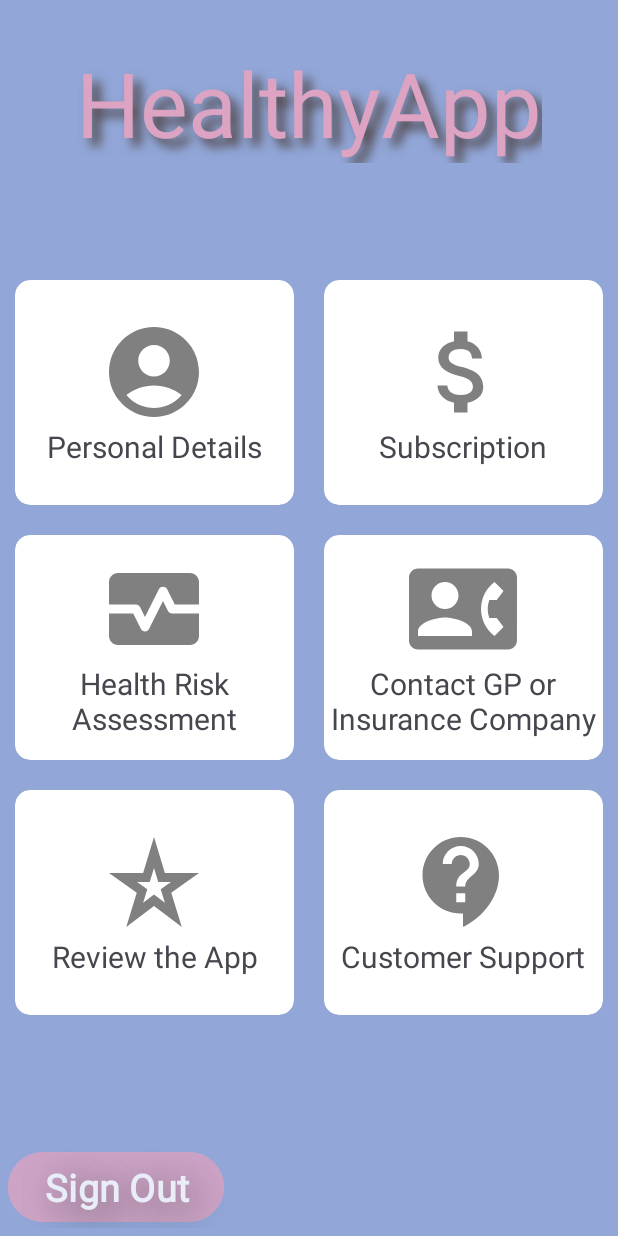
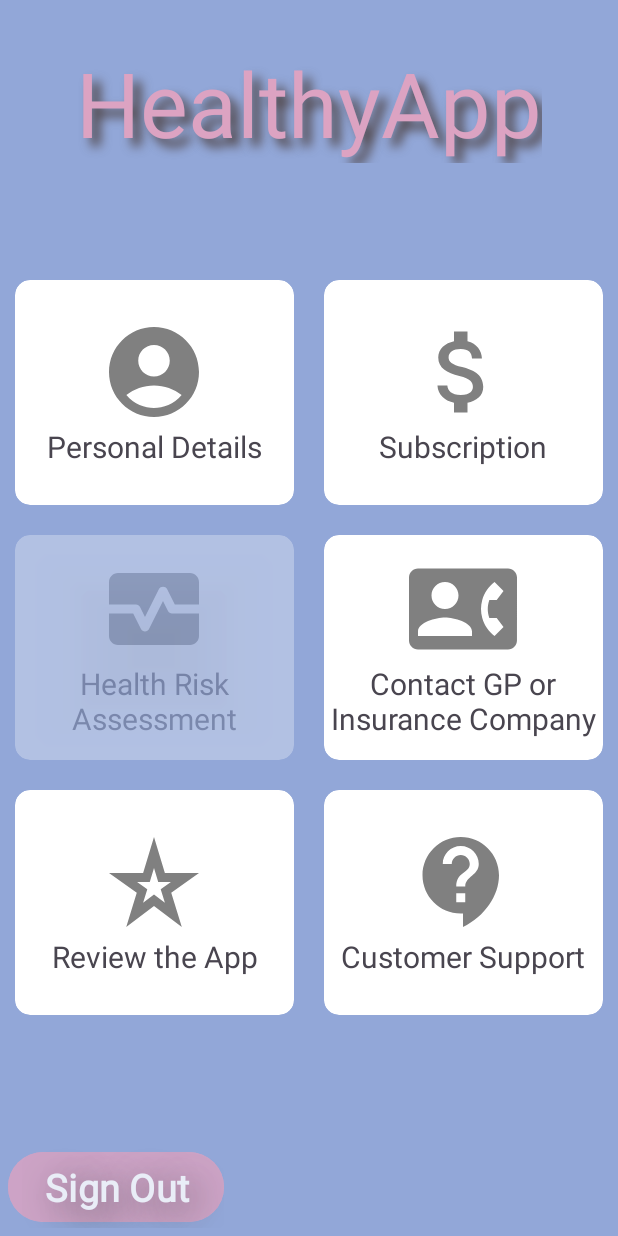
Before and after one commit to GoobyGoldsberg/MobileApp, an Android app: the screen it shows after launch once a user with an empty profile is signed in (MainActivity), on a phone screen of 412 x 824 dp. Run offline under Robolectric (Android 15) with nearby library versions, the phone set to English and light mode, and no system bars; our stand-ins replace Firebase (no records; nobody signed in at launch, a user with empty details on screens opened directly); libraries missing offline, so code that uses them is left out: com.facebook, com.facebook.login; Roboto replaces fonts that are not available here; 1 statement that could not run was skipped.

Commit message:
Disabling the HealthPredict card in main menu

```diff
--- a/AndroidApp/app/src/main/res/layout/main_activity.xml
+++ b/AndroidApp/app/src/main/res/layout/main_activity.xml
@@ -115,7 +115,9 @@
         <androidx.cardview.widget.CardView
             style="@style/CustomCardViewStyle"
             app:cardBackgroundColor="@color/white"
-            app:cardCornerRadius="10dp">
+            app:cardCornerRadius="10dp"
+            android:alpha="0.3"
+            android:focusable="false">
 
             <LinearLayout
                 android:layout_width="match_parent"
```
